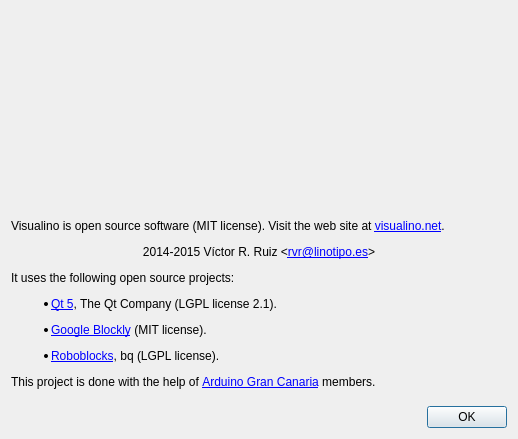
Qt form src/aboutdialog.ui (vrruiz/visualino) before a commit.
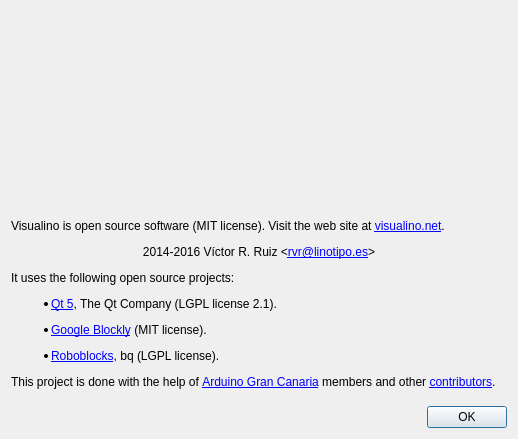
The same form after that commit. Icons and pictures are not drawn.

```diff
--- a/src/aboutdialog.ui
+++ b/src/aboutdialog.ui
@@ -27,7 +27,7 @@
    <item>
     <widget class="QLabel" name="label_4">
      <property name="text">
-      <string>&lt;html&gt;&lt;head/&gt;&lt;body&gt;&lt;p&gt;Visualino is open source software (MIT license). Visit the web site at &lt;a href=&quot;http://www.visualino.net/&quot;&gt;&lt;span style=&quot; text-decoration: underline; color:#0000ff;&quot;&gt;visualino.net&lt;/span&gt;&lt;/a&gt;.&lt;/p&gt;&lt;p align=&quot;center&quot;&gt;2014-2015 Víctor R. Ruiz &amp;lt;&lt;a href=&quot;mailto:rvr@linotipo.es&quot;&gt;&lt;span style=&quot; text-decoration: underline; color:#0000ff;&quot;&gt;rvr@linotipo.es&lt;/span&gt;&lt;/a&gt;&amp;gt;&lt;/p&gt;&lt;p&gt;It uses the following open source projects:&lt;/p&gt;&lt;ul style=&quot;margin-top: 0px; margin-bottom: 0px; margin-left: 0px; margin-right: 0px; -qt-list-indent: 1;&quot;&gt;&lt;li style=&quot; margin-top:12px; margin-bottom:0px; margin-left:0px; margin-right:0px; -qt-block-indent:0; text-indent:0px;&quot;&gt;&lt;a href=&quot;http://www.qt.io/&quot;&gt;&lt;span style=&quot; text-decoration: underline; color:#0000ff;&quot;&gt;Qt 5&lt;/span&gt;&lt;/a&gt;, The Qt Company (LGPL license 2.1).&lt;/li&gt;&lt;li style=&quot; margin-top:12px; margin-bottom:0px; margin-left:0px; margin-right:0px; -qt-block-indent:0; text-indent:0px;&quot;&gt;&lt;a href=&quot;https://developers.google.com/blockly/&quot;&gt;&lt;span style=&quot; text-decoration: underline; color:#0000ff;&quot;&gt;Google Blockly&lt;/span&gt;&lt;/a&gt; (MIT license).&lt;/li&gt;&lt;li style=&quot; margin-top:12px; margin-bottom:0px; margin-left:0px; margin-right:0px; -qt-block-indent:0; text-indent:0px;&quot;&gt;&lt;a href=&quot;https://github.com/bq/roboblocks&quot;&gt;&lt;span style=&quot; text-decoration: underline; color:#0000ff;&quot;&gt;Roboblocks&lt;/span&gt;&lt;/a&gt;, bq (LGPL license).&lt;/li&gt;&lt;/ul&gt;&lt;p&gt;This project is done with the help of &lt;a href=&quot;http://www.facebook.com/groups/arduinograncanaria&quot;&gt;&lt;span style=&quot; text-decoration: underline; color:#0000ff;&quot;&gt;Arduino Gran Canaria&lt;/span&gt;&lt;/a&gt; members.&lt;/p&gt;&lt;/body&gt;&lt;/html&gt;</string>
+      <string>&lt;html&gt;&lt;head/&gt;&lt;body&gt;&lt;p&gt;Visualino is open source software (MIT license). Visit the web site at &lt;a href=&quot;http://www.visualino.net/&quot;&gt;&lt;span style=&quot; text-decoration: underline; color:#0000ff;&quot;&gt;visualino.net&lt;/span&gt;&lt;/a&gt;.&lt;/p&gt;&lt;p align=&quot;center&quot;&gt;2014-2016 Víctor R. Ruiz &amp;lt;&lt;a href=&quot;mailto:rvr@linotipo.es&quot;&gt;&lt;span style=&quot; text-decoration: underline; color:#0000ff;&quot;&gt;rvr@linotipo.es&lt;/span&gt;&lt;/a&gt;&amp;gt;&lt;/p&gt;&lt;p&gt;It uses the following open source projects:&lt;/p&gt;&lt;ul style=&quot;margin-top: 0px; margin-bottom: 0px; margin-left: 0px; margin-right: 0px; -qt-list-indent: 1;&quot;&gt;&lt;li style=&quot; margin-top:12px; margin-bottom:0px; margin-left:0px; margin-right:0px; -qt-block-indent:0; text-indent:0px;&quot;&gt;&lt;a href=&quot;http://www.qt.io/&quot;&gt;&lt;span style=&quot; text-decoration: underline; color:#0000ff;&quot;&gt;Qt 5&lt;/span&gt;&lt;/a&gt;, The Qt Company (LGPL license 2.1).&lt;/li&gt;&lt;li style=&quot; margin-top:12px; margin-bottom:0px; margin-left:0px; margin-right:0px; -qt-block-indent:0; text-indent:0px;&quot;&gt;&lt;a href=&quot;https://developers.google.com/blockly/&quot;&gt;&lt;span style=&quot; text-decoration: underline; color:#0000ff;&quot;&gt;Google Blockly&lt;/span&gt;&lt;/a&gt; (MIT license).&lt;/li&gt;&lt;li style=&quot; margin-top:12px; margin-bottom:0px; margin-left:0px; margin-right:0px; -qt-block-indent:0; text-indent:0px;&quot;&gt;&lt;a href=&quot;https://github.com/bq/roboblocks&quot;&gt;&lt;span style=&quot; text-decoration: underline; color:#0000ff;&quot;&gt;Roboblocks&lt;/span&gt;&lt;/a&gt;, bq (LGPL license).&lt;/li&gt;&lt;/ul&gt;&lt;p&gt;This project is done with the help of &lt;a href=&quot;http://www.facebook.com/groups/arduinograncanaria&quot;&gt;&lt;span style=&quot; text-decoration: underline; color:#0000ff;&quot;&gt;Arduino Gran Canaria&lt;/span&gt;&lt;/a&gt; members and other &lt;a href=&quot;https://github.com/vrruiz/visualino/blob/master/AUTHORS&quot;&gt;&lt;span style=&quot; text-decoration: underline; color:#0000ff;&quot;&gt;contributors&lt;/span&gt;&lt;/a&gt;.&lt;/p&gt;&lt;/body&gt;&lt;/html&gt;</string>
      </property>
      <property name="wordWrap">
       <bool>true</bool>
```
